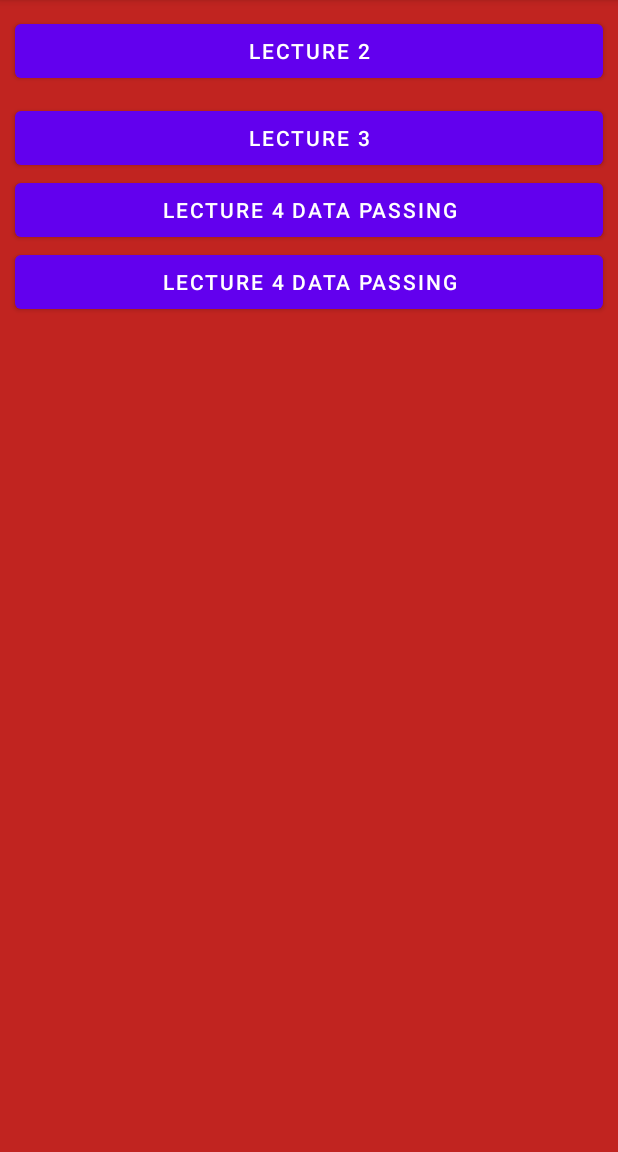
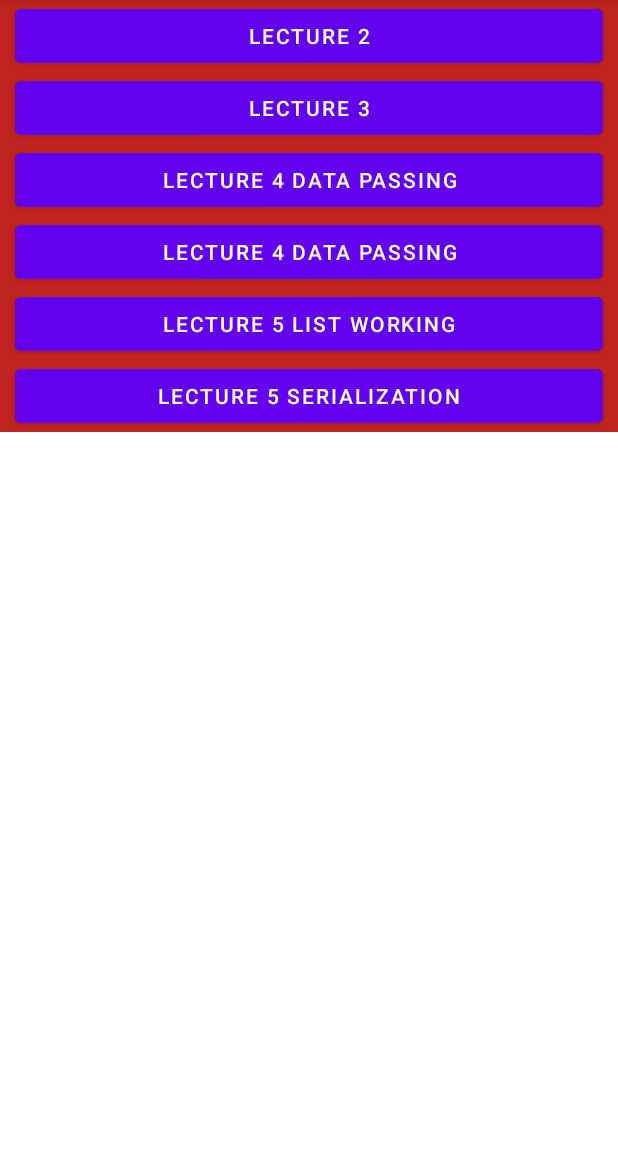
Before and after one commit to CodingWithSaani/BSCSFall2022App, an Android app: the screen it shows after launch (MainActivity), on a phone screen of 412 x 824 dp, the part 84-1236 px from its top. Run offline under Robolectric (Android 15) with nearby library versions, the phone set to English and light mode, and no system bars.

Commit message:
Lecture 5

```diff
--- a/app/src/main/java/com/tutorials180/bscsfall2022app/Content.txt
+++ b/app/src/main/java/com/tutorials180/bscsfall2022app/Content.txt
@@ -23,3 +23,9 @@
 -> Assignment 4.2:Create a new screen to display item's data from the list of parent/sender
    activity.
    Hint: use the onItemClickListener to accomplish the task.
+
+//Lecture 5
+-> Assignment 1, Assignment 2. Checked
+-> Passing class object data from one activity to another using the concept of Serialization
+-> Use of onItemClickListener with ListView
+-> Quiz 1: Design the profile image
--- /dev/null
+++ b/app/src/main/java/com/tutorials180/bscsfall2022app/Lec5/Serialization/Car.kt
@@ -0,0 +1,3 @@
+package com.tutorials180.bscsfall2022app.Lec5.Serialization
+
+data class Car(val name:String, val model:Int):java.io.Serializable
--- a/app/src/main/java/com/tutorials180/bscsfall2022app/MainActivity.kt
+++ b/app/src/main/java/com/tutorials180/bscsfall2022app/MainActivity.kt
@@ -9,6 +9,8 @@ import com.tutorials180.bscsfall2022app.Lec2.Lec2Activity
 import com.tutorials180.bscsfall2022app.Lec3.Lec3Activity
 import com.tutorials180.bscsfall2022app.Lec4.AdapterWorking.BuiltInAdapterActivity
 import com.tutorials180.bscsfall2022app.Lec4.StarterActivity
+import com.tutorials180.bscsfall2022app.Lec5.Serialization.DataSenderActivity
+import com.tutorials180.bscsfall2022app.Lec5.WorkingWithList.WorkingWithListItemListenerActivity
 
 class MainActivity : AppCompatActivity() {
     private lateinit var lec2Btn:Button
@@ -16,6 +18,9 @@ class MainActivity : AppCompatActivity() {
 
     private lateinit var lec4Btn:Button
     private lateinit var lec4bBtn:Button
+
+    private lateinit var lec5aBtn:Button
+    private lateinit var lec5bBtn:Button
 
     override fun onCreate(savedInstanceState: Bundle?) {
         super.onCreate(savedInstanceState)
@@ -34,6 +39,9 @@ class MainActivity : AppCompatActivity() {
             lec4Btn = findViewById(R.id.lec_4_btn)
             lec4bBtn = findViewById(R.id.lec_4_b_btn)
 
+            lec5aBtn = findViewById(R.id.lec_5_a_btn)
+            lec5bBtn = findViewById(R.id.lec_5_b_btn)
+
             lec2Btn.setOnClickListener {
                 moveToLecture2()
             }
@@ -48,10 +56,41 @@ class MainActivity : AppCompatActivity() {
             lec4bBtn.setOnClickListener {
                 moveToLecture4b()
             }
+
+
+            lec5aBtn.setOnClickListener {
+                moveToLecture5a()
+            }
+
+            lec5bBtn.setOnClickListener {
+                moveToLecture5b()
+            }
         }
         catch (ex:Exception)
         {
             Toast.makeText(MainActivity@this, "MainScreen: ${ex.message}", Toast.LENGTH_SHORT).show();
+        }
+    }
+
+    private fun moveToLecture5b() {
+        try {
+            var objIntent = Intent(MainActivity@this, DataSenderActivity::class.java)
+            startActivity(objIntent)
+        }
+        catch (ex:Exception)
+        {
+            Toast.makeText(MainActivity@this, "moveToLecture5a: ${ex.message}", Toast.LENGTH_SHORT).show();
+        }
+    }
+
+    private fun moveToLecture5a() {
+        try {
+            var objIntent = Intent(MainActivity@this, WorkingWithListItemListenerActivity::class.java)
+            startActivity(objIntent)
+        }
+        catch (ex:Exception)
+        {
+            Toast.makeText(MainActivity@this, "moveToLecture5a: ${ex.message}", Toast.LENGTH_SHORT).show();
         }
     }
 
--- a/app/src/main/res/layout/activity_main.xml
+++ b/app/src/main/res/layout/activity_main.xml
@@ -1,45 +1,69 @@
 <?xml version="1.0" encoding="utf-8"?>
-<RelativeLayout
-    xmlns:android="http://schemas.android.com/apk/res/android"
+<ScrollView xmlns:android="http://schemas.android.com/apk/res/android"
     xmlns:tools="http://schemas.android.com/tools"
     android:layout_width="match_parent"
-    android:layout_height="match_parent"
-    android:id="@+id/main_relative_layout"
-    android:background="@color/uni_background"
+    android:layout_height="wrap_content"
     tools:context=".MainActivity">
 
-    <Button
+    <RelativeLayout
+        android:id="@+id/main_relative_layout"
         android:layout_width="match_parent"
         android:layout_height="wrap_content"
-        android:layout_margin="10dp"
-        android:id="@+id/lec_2_btn"
-        android:text="@string/lecture_2_btn"/>
+        android:background="@color/uni_background">
 
         <Button
+            android:id="@+id/lec_2_btn"
             android:layout_width="match_parent"
             android:layout_height="wrap_content"
             android:layout_marginStart="10dp"
             android:layout_marginEnd="10dp"
-        android:id="@+id/lec_3_btn"
-        android:text="@string/lecture_3_btn"
-        android:layout_below="@id/lec_2_btn"/>
+            android:text="@string/lecture_2_btn" />
 
         <Button
+            android:id="@+id/lec_3_btn"
             android:layout_width="match_parent"
             android:layout_height="wrap_content"
+            android:layout_below="@id/lec_2_btn"
             android:layout_marginStart="10dp"
             android:layout_marginEnd="10dp"
-        android:id="@+id/lec_4_btn"
-        android:text="@string/lecture_4_btn"
-        android:layout_below="@id/lec_3_btn"/>
+            android:text="@string/lecture_3_btn" />
 
         <Button
+            android:id="@+id/lec_4_btn"
             android:layout_width="match_parent"
             android:layout_height="wrap_content"
+            android:layout_below="@id/lec_3_btn"
             android:layout_marginStart="10dp"
             android:layout_marginEnd="10dp"
+            android:text="@string/lecture_4_btn" />
+
+        <Button
             android:id="@+id/lec_4_b_btn"
-        android:text="@string/lecture_4_btn"
-        android:layout_below="@id/lec_4_btn"/>
+            android:layout_width="match_parent"
+            android:layout_height="wrap_content"
+            android:layout_below="@id/lec_4_btn"
+            android:layout_marginStart="10dp"
+            android:layout_marginEnd="10dp"
+            android:text="@string/lecture_4_btn" />
+
+        <Button
+            android:id="@+id/lec_5_a_btn"
+            android:layout_width="match_parent"
+            android:layout_height="wrap_content"
+            android:layout_below="@id/lec_4_b_btn"
+            android:layout_marginStart="10dp"
+            android:layout_marginEnd="10dp"
+            android:text="@string/lecture_5_a_btn" />
+
+        <Button
+            android:id="@+id/lec_5_b_btn"
+            android:layout_width="match_parent"
+            android:layout_height="wrap_content"
+            android:layout_below="@id/lec_5_a_btn"
+            android:layout_marginStart="10dp"
+            android:layout_marginEnd="10dp"
+            android:text="@string/lecture_5_b_btn" />
 
     </RelativeLayout>
+
+</ScrollView>
--- a/app/src/main/res/values/strings.xml
+++ b/app/src/main/res/values/strings.xml
@@ -18,6 +18,12 @@
     <string name="lecture_4_adapter_btn">Lecture 4 Adapter Working</string>
     <string name="enter_the_message_here_et">Enter the message here</string>
     <string name="send_sms">SEND SMS</string>
+    <string name="move_back_btn">Move Back</string>
+    <string name="lecture_5_a_btn">Lecture 5 List Working</string>
+    <string name="enter_the_car_name_here_et">Enter the car name here</string>
+    <string name="enter_the_car_model_here_et">Enter the car model here</string>
+    <string name="send_car_information_btn_text">Send Car Information</string>
+    <string name="lecture_5_b_btn">Lecture 5 Serialization</string>
 
 
 </resources>
--- a/build.gradle
+++ b/build.gradle
@@ -1,7 +1,7 @@
 // Top-level build file where you can add configuration options common to all sub-projects/modules.
 plugins {
-    id 'com.android.application' version '7.2.0' apply false
-    id 'com.android.library' version '7.2.0' apply false
+    id 'com.android.application' version '7.3.1' apply false
+    id 'com.android.library' version '7.3.1' apply false
     id 'org.jetbrains.kotlin.android' version '1.7.10' apply false
 }
 
```
Also changed, not shown: app/src/main/AndroidManifest.xml (+30 -1 lines), app/src/main/java/com/tutorials180/bscsfall2022app/Lec5/Serialization/DataReceiverActivity.kt (added, +61 -0 lines), app/src/main/java/com/tutorials180/bscsfall2022app/Lec5/Serialization/DataSenderActivity.kt (added, +66 -0 lines), app/src/main/java/com/tutorials180/bscsfall2022app/Lec5/WorkingWithList/WorkingWithListItemListenerActivity.kt (added, +57 -0 lines), app/src/main/java/com/tutorials180/bscsfall2022app/Lec5/WorkingWithList/WorkingWithListItemListenerReceiverActivity.kt (added, +57 -0 lines), app/src/main/res/layout/activity_data_receiver.xml (added, +31 -0 lines), app/src/main/res/layout/activity_data_sender.xml (added, +37 -0 lines), app/src/main/res/layout/activity_working_with_list_item_listener.xml (added, +18 -0 lines), app/src/main/res/layout/activity_working_with_list_item_listener_receiver.xml (added, +26 -0 lines), gradle/wrapper/gradle-wrapper.properties. Lines whose indentation alone changed are shown as unchanged.
